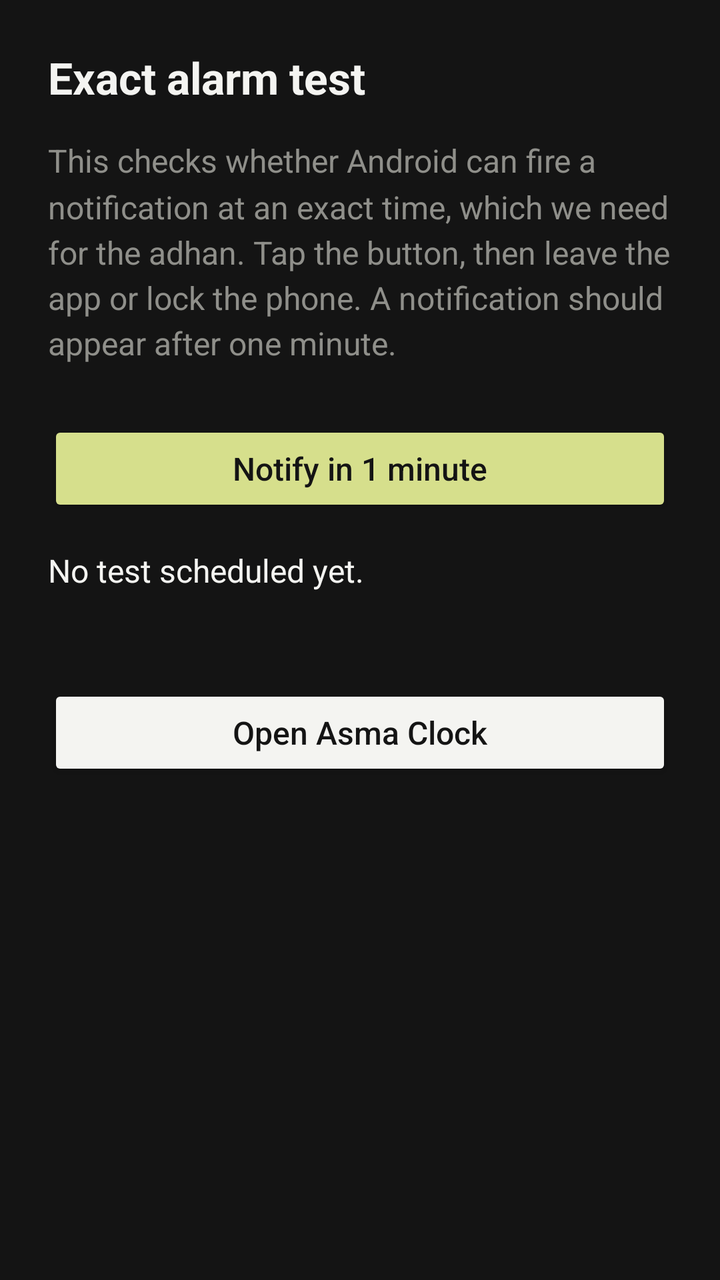
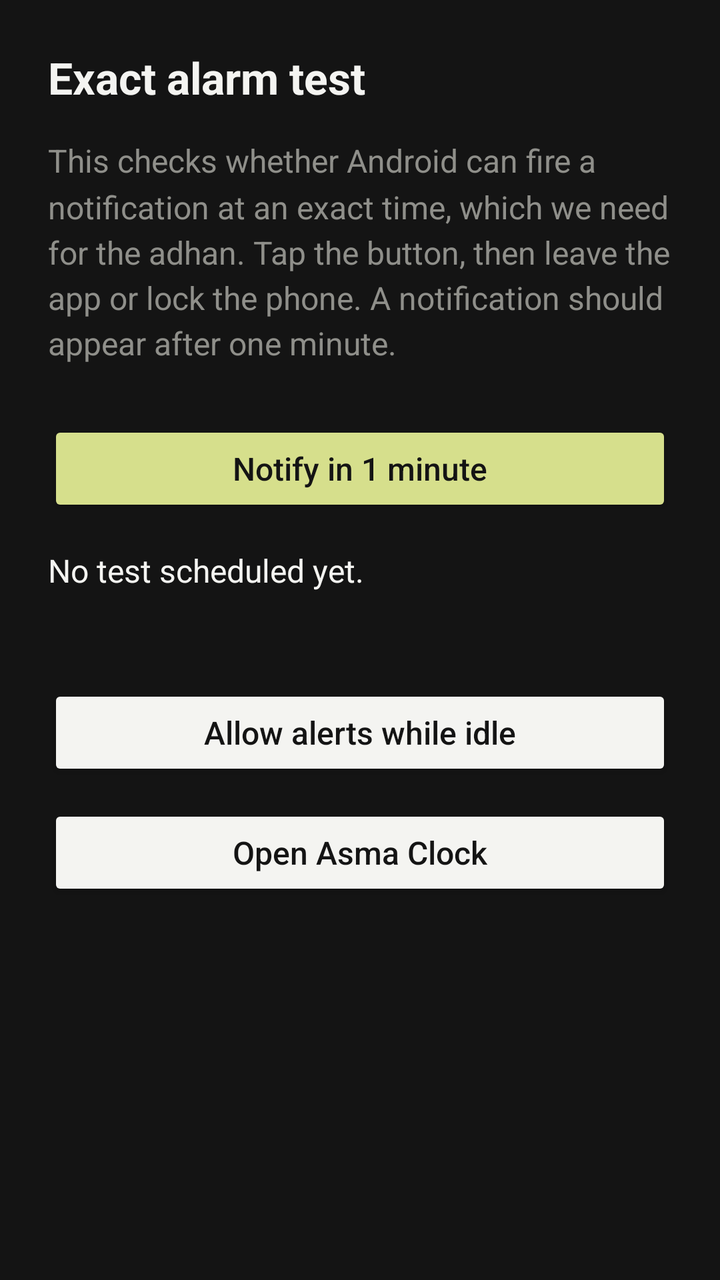

Screens rendered from an Android XML layout before and after an edit, with the pre-edit source and the edit as a unified diff.
<!-- AndroidManifest.xml: activity theme AppTheme.AlarmTest -->
<!-- res/layout/activity_alarm_test.xml -->
<?xml version="1.0" encoding="utf-8"?>
<ScrollView xmlns:android="http://schemas.android.com/apk/res/android"
    android:layout_width="match_parent"
    android:layout_height="match_parent"
    android:background="@color/alarm_bg"
    android:fillViewport="true">

    <LinearLayout
        android:layout_width="match_parent"
        android:layout_height="wrap_content"
        android:orientation="vertical"
        android:padding="24dp">

        <TextView
            android:id="@+id/title"
            android:layout_width="match_parent"
            android:layout_height="wrap_content"
            android:text="@string/alarm_test_title"
            android:textColor="@color/alarm_text"
            android:textSize="22sp"
            android:textStyle="bold" />

        <TextView
            android:id="@+id/body"
            android:layout_width="match_parent"
            android:layout_height="wrap_content"
            android:layout_marginTop="16dp"
            android:lineSpacingMultiplier="1.2"
            android:text="@string/alarm_test_body"
            android:textColor="@color/alarm_muted"
            android:textSize="16sp" />

        <Button
            android:id="@+id/btnSchedule"
            android:layout_width="match_parent"
            android:layout_height="48dp"
            android:layout_marginTop="28dp"
            android:backgroundTint="@color/alarm_btn"
            android:text="@string/alarm_test_schedule"
            android:textAllCaps="false"
            android:textColor="@color/alarm_btn_text"
            android:textSize="16sp" />

        <TextView
            android:id="@+id/status"
            android:layout_width="match_parent"
            android:layout_height="wrap_content"
            android:layout_marginTop="16dp"
            android:minHeight="44dp"
            android:text="@string/alarm_test_status_idle"
            android:textColor="@color/alarm_text"
            android:textSize="16sp" />

        <Button
            android:id="@+id/btnOpenClock"
            android:layout_width="match_parent"
            android:layout_height="48dp"
            android:layout_marginTop="24dp"
            android:backgroundTint="@color/alarm_text"
            android:text="@string/alarm_test_open_clock"
            android:textAllCaps="false"
            android:textColor="@color/alarm_bg"
            android:textSize="16sp" />
    </LinearLayout>
</ScrollView>
<!-- resources referenced by this layout -->
<resources>
  <color name="alarm_bg">#141414</color>
  <color name="alarm_btn">#D6DF8C</color>
  <color name="alarm_btn_text">#141414</color>
  <color name="alarm_muted">#8F8F8A</color>
  <color name="alarm_text">#F4F4F1</color>
  <string name="alarm_test_body">This checks whether Android can fire a notification at an exact time, which we need for the adhan. Tap the button, then leave the app or lock the phone. A notification should appear after one minute.</string>
  <string name="alarm_test_open_clock">Open Asma Clock</string>
  <string name="alarm_test_schedule">Notify in 1 minute</string>
  <string name="alarm_test_status_idle">No test scheduled yet.</string>
  <string name="alarm_test_title">Exact alarm test</string>
  <style name="AppTheme.AlarmTest" parent="Theme.AppCompat.NoActionBar">
          <item name="android:windowBackground">@color/alarm_bg</item>
          <item name="android:statusBarColor">@color/alarm_bg</item>
          <item name="android:navigationBarColor">@color/alarm_bg</item>
          <item name="android:textColor">@color/alarm_text</item>
          <item name="colorAccent">@color/colorAccent</item>
      </style>
  <color name="colorAccent">#D6DF8C</color>
</resources>

<!-- the commit's change to res/layout/activity_alarm_test.xml (unified diff, before → after) -->
@@ -52,10 +52,21 @@
             android:textSize="16sp" />
 
         <Button
+            android:id="@+id/btnBattery"
+            android:layout_width="match_parent"
+            android:layout_height="48dp"
+            android:layout_marginTop="24dp"
+            android:backgroundTint="@color/alarm_text"
+            android:text="@string/alarm_test_battery"
+            android:textAllCaps="false"
+            android:textColor="@color/alarm_bg"
+            android:textSize="16sp" />
+
+        <Button
             android:id="@+id/btnOpenClock"
             android:layout_width="match_parent"
             android:layout_height="48dp"
-            android:layout_marginTop="24dp"
+            android:layout_marginTop="12dp"
             android:backgroundTint="@color/alarm_text"
             android:text="@string/alarm_test_open_clock"
             android:textAllCaps="false"
<!-- resource entries referenced after the edit -->
@@ -5,6 +5,7 @@
   <color name="alarm_btn_text">#141414</color>
   <color name="alarm_muted">#8F8F8A</color>
   <color name="alarm_text">#F4F4F1</color>
+  <string name="alarm_test_battery">Allow alerts while idle</string>
   <string name="alarm_test_body">This checks whether Android can fire a notification at an exact time, which we need for the adhan. Tap the button, then leave the app or lock the phone. A notification should appear after one minute.</string>
   <string name="alarm_test_open_clock">Open Asma Clock</string>
   <string name="alarm_test_schedule">Notify in 1 minute</string>
